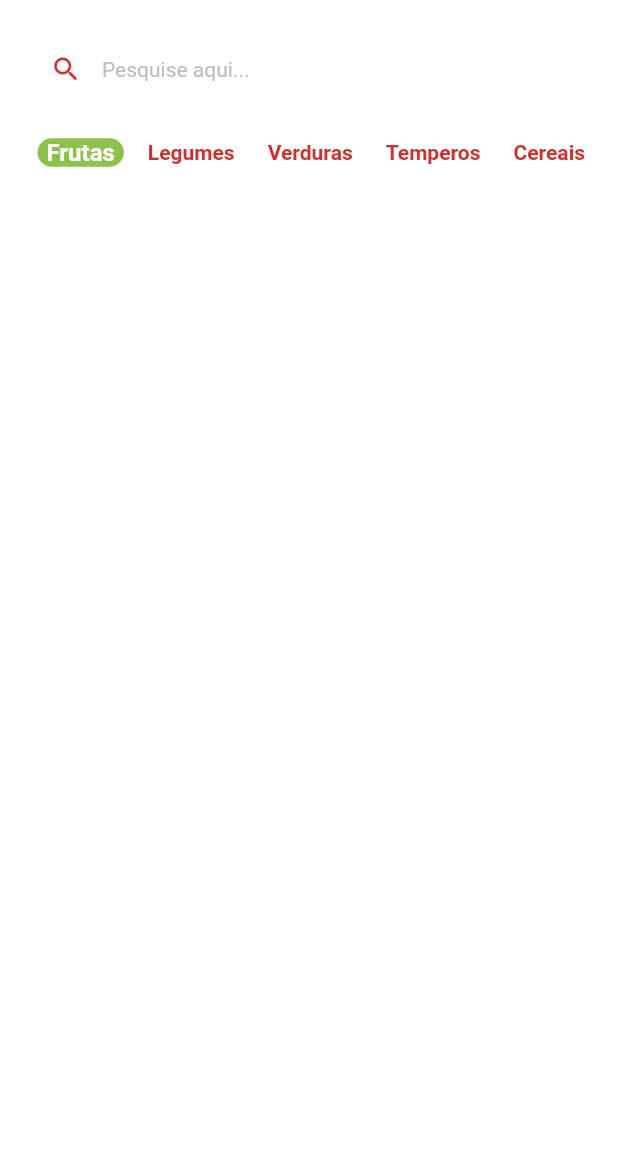
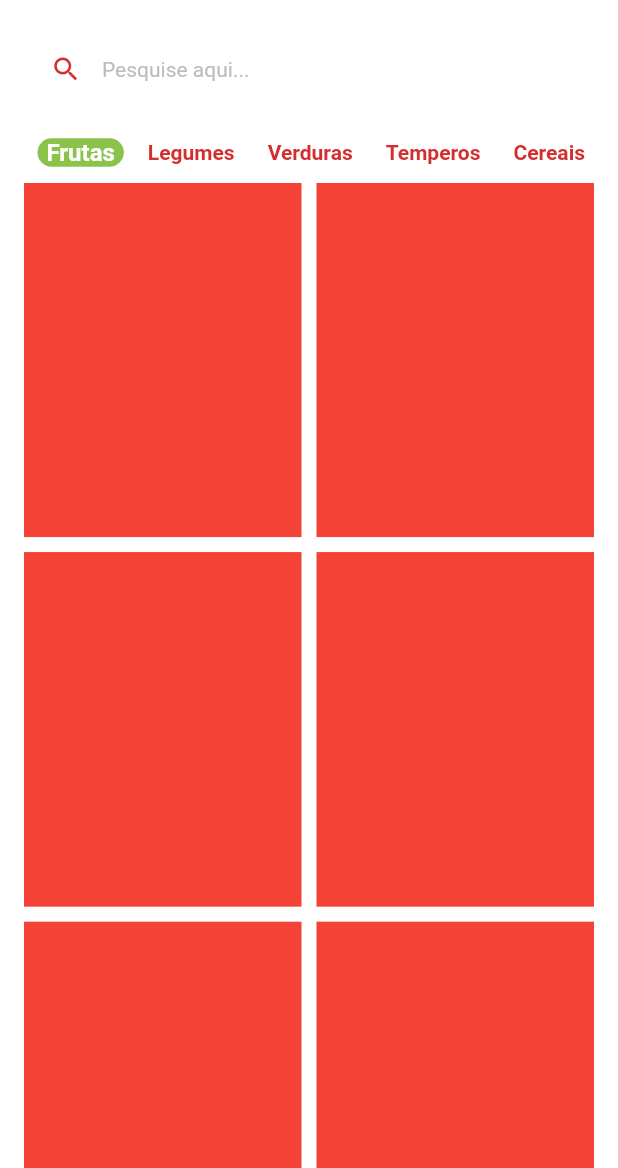
Before and after one commit to IsaacNascimento/greenGrocer, a Flutter app: the HomeTab screen opened directly, on a phone screen of 412 x 824 dp, the part 68-1236 px from its top. Run offline on Flutter 3.47's test engine with Material 2 defaults, Android fonts, the phone set to English and light mode, and no system bars; drawn by our look-alikes of badges; our stand-ins replace animated_text_kit, mask_text_input_formatter.

Commit message:
GridView.builder, fruits card on home

```diff
--- a/lib/src/config/app_data.dart
+++ b/lib/src/config/app_data.dart
@@ -54,7 +54,7 @@ ItemModel papaya = ItemModel(
       'O melhor mamão da região e que conta com o melhor preço de qualquer quitanda. Este item conta com vitaminas essenciais para o fortalecimento corporal, resultando em uma vida saudável.',
 );
 
-List<ItemModel> item = [apple, grape, guava, kiwi, mango, papaya];
+List<ItemModel> items = [apple, grape, guava, kiwi, mango, papaya];
 
 List<String> categorias = [
   'Frutas',
--- a/lib/src/pages/home/home_tab.dart
+++ b/lib/src/pages/home/home_tab.dart
@@ -60,6 +60,7 @@ class _HomeTabState extends State<HomeTab> {
       ),
       body: Column(
         children: [
+          // Campo de Pesquisa
           Padding(
             padding:
                 const EdgeInsets.symmetric(horizontal: 20.0, vertical: 10.0),
@@ -83,6 +84,8 @@ class _HomeTabState extends State<HomeTab> {
               ),
             ),
           ),
+
+          // Categoria
           Container(
             padding: const EdgeInsets.only(left: 25.0),
             height: 40,
@@ -102,6 +105,25 @@ class _HomeTabState extends State<HomeTab> {
                 separatorBuilder: (_, index) => const SizedBox(width: 10),
                 itemCount: app_data.categorias.length),
           ),
+
+          // Grid
+          Expanded(
+            child: GridView.builder(
+              padding: const EdgeInsets.fromLTRB(16, 0, 16, 16),
+              physics: const BouncingScrollPhysics(),
+              gridDelegate: const SliverGridDelegateWithFixedCrossAxisCount(
+                  crossAxisCount: 2,
+                  mainAxisSpacing: 10,
+                  crossAxisSpacing: 10,
+                  childAspectRatio: 9 / 11.5),
+              itemCount: app_data.items.length,
+              itemBuilder: (_, index) {
+                return Container(
+                  color: Colors.red,
+                );
+              },
+            ),
+          ),
         ],
       ),
     );
```
